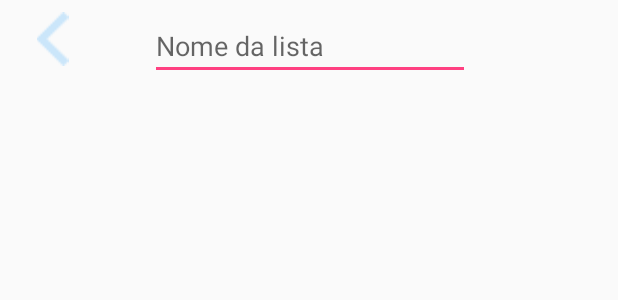
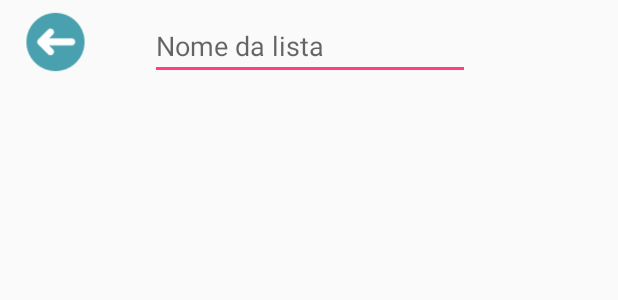
Before and after one commit to ElizandroBenedet/Mercadinho, an Android app: the layout activity_criar_lista.xml on its own in the app's theme, with its tools: preview values and no code run, on a phone screen of 412 x 824 dp. Shown: the top 300 px of the screen. Run offline under Robolectric (Android 15) with nearby library versions, the phone set to English and light mode, and no system bars.

Commit message:
Update do projeto.

```diff
--- a/app/src/main/AndroidManifest.xml
+++ b/app/src/main/AndroidManifest.xml
@@ -4,9 +4,9 @@
 
     <application
         android:allowBackup="true"
-        android:icon="@drawable/icon_mercadinho_round"
+        android:icon="@drawable/icon_mercadinho_round2"
         android:label="@string/app_name"
-        android:roundIcon="@drawable/icon_mercadinho_round"
+        android:roundIcon="@drawable/icon_mercadinho_round2"
         android:supportsRtl="true"
         android:theme="@style/AppTheme">
         <activity android:name=".LoginActivity">
--- a/app/src/main/res/layout/activity_criar_lista.xml
+++ b/app/src/main/res/layout/activity_criar_lista.xml
@@ -7,10 +7,10 @@
     tools:context=".CriarListaActivity">
 
     <EditText
-        android:id="@+id/editText"
+        android:id="@+id/edProcuraProduto"
         android:layout_width="wrap_content"
         android:layout_height="wrap_content"
-        android:layout_marginBottom="8dp"
+        android:layout_marginBottom="272dp"
         android:layout_marginEnd="8dp"
         android:layout_marginStart="8dp"
         android:layout_marginTop="8dp"
@@ -25,6 +25,7 @@
         app:layout_constraintVertical_bias="0.0" />
 
     <ListView
+        android:id="@+id/lvLista"
         android:layout_width="0dp"
         android:layout_height="0dp"
         android:layout_marginBottom="8dp"
@@ -32,26 +33,26 @@
         android:layout_marginStart="8dp"
         app:layout_constraintBottom_toBottomOf="parent"
         app:layout_constraintEnd_toEndOf="parent"
-        app:layout_constraintHorizontal_bias="1.0"
+        app:layout_constraintHorizontal_bias="0.0"
         app:layout_constraintStart_toStartOf="parent"
-        app:layout_constraintTop_toBottomOf="@+id/editText"
-        app:layout_constraintVertical_bias="1.0" />
+        app:layout_constraintTop_toBottomOf="@+id/edProcuraProduto"
+        app:layout_constraintVertical_bias="0.0" />
 
     <ImageView
         android:id="@+id/imageView4"
-        android:layout_width="54dp"
-        android:layout_height="36dp"
+        android:layout_width="58dp"
+        android:layout_height="40dp"
         android:layout_marginBottom="8dp"
         android:layout_marginEnd="8dp"
         android:layout_marginStart="8dp"
         android:layout_marginTop="8dp"
         android:onClick="voltar"
         app:layout_constraintBottom_toBottomOf="parent"
-        app:layout_constraintEnd_toStartOf="@+id/editText"
+        app:layout_constraintEnd_toStartOf="@+id/edProcuraProduto"
         app:layout_constraintHorizontal_bias="0.0"
         app:layout_constraintStart_toStartOf="parent"
         app:layout_constraintTop_toTopOf="parent"
         app:layout_constraintVertical_bias="0.0"
-        app:srcCompat="@drawable/back" />
+        app:srcCompat="@drawable/back2" />
 
 </android.support.constraint.ConstraintLayout>
--- a/app/src/main/res/layout/activity_tela_grafico.xml
+++ b/app/src/main/res/layout/activity_tela_grafico.xml
@@ -54,5 +54,5 @@
         app:layout_constraintStart_toStartOf="parent"
         app:layout_constraintTop_toTopOf="parent"
         app:layout_constraintVertical_bias="0.0"
-        app:srcCompat="@drawable/back" />
+        app:srcCompat="@drawable/back2" />
 </android.support.constraint.ConstraintLayout>
```
Also changed, not shown: app/src/main/java/com/meiinc/mercadinho/CriarListaActivity.java (+54 -0 lines), app/src/main/java/com/meiinc/mercadinho/Produto.java (+31 -5 lines), app/src/main/java/com/meiinc/mercadinho/ProdutoAdapter.java (added, +114 -0 lines), app/src/main/res/drawable/back2.png (added), app/src/main/res/drawable/icon_mercadinho_round2.png (added).
